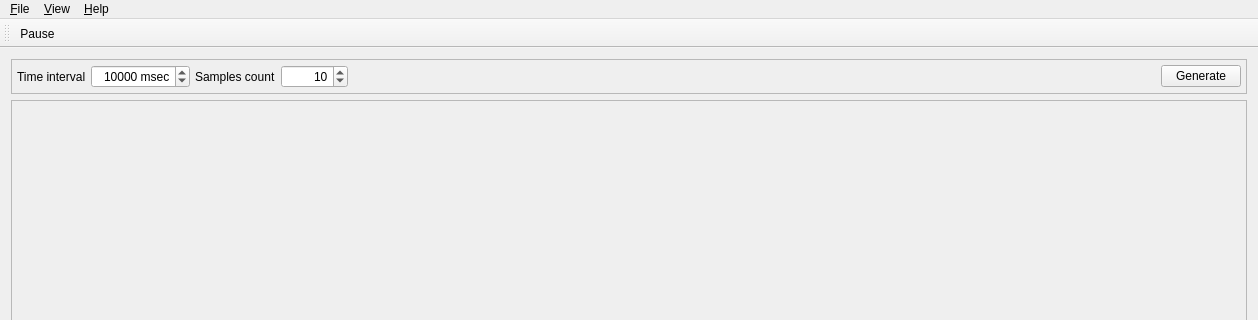
Qt form clients/flatline/src/mainwindow.ui (silicon-heaven/shvapp) before a commit; both pictures show x 0 to 1258 and y 0 to 320 of the 1258 by 702 pixel window.
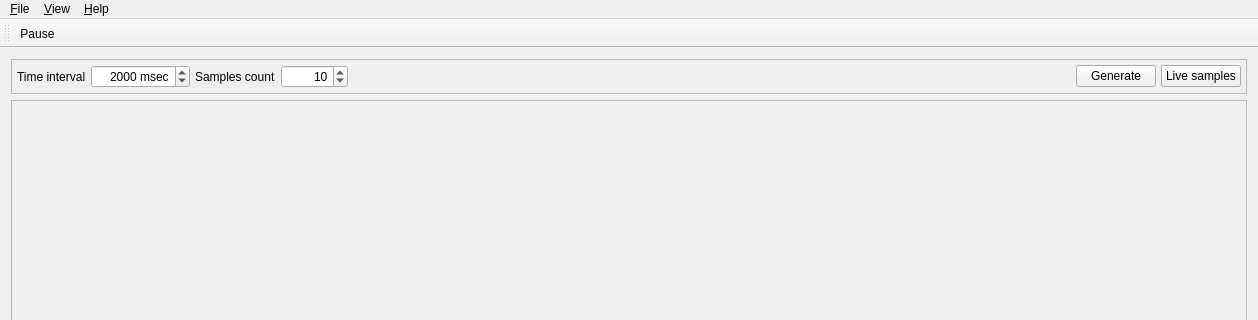
The same form after that commit. Icons and pictures are not drawn. Custom widgets are drawn as their Qt base class.

Commit message: flatline: live update working

```diff
--- a/clients/flatline/src/mainwindow.ui
+++ b/clients/flatline/src/mainwindow.ui
@@ -58,6 +58,9 @@
          <property name="suffix">
           <string> msec</string>
          </property>
+         <property name="minimum">
+          <number>5</number>
+         </property>
          <property name="maximum">
           <number>1000000000</number>
          </property>
@@ -65,7 +68,7 @@
           <number>1000</number>
          </property>
          <property name="value">
-          <number>10000</number>
+          <number>2000</number>
          </property>
         </widget>
        </item>
@@ -112,6 +115,16 @@
          </property>
         </widget>
        </item>
+       <item>
+        <widget class="QPushButton" name="btLiveSamples">
+         <property name="text">
+          <string>Live samples</string>
+         </property>
+         <property name="checkable">
+          <bool>true</bool>
+         </property>
+        </widget>
+       </item>
       </layout>
      </widget>
     </item>
```
The commit also changes 11 other files.
